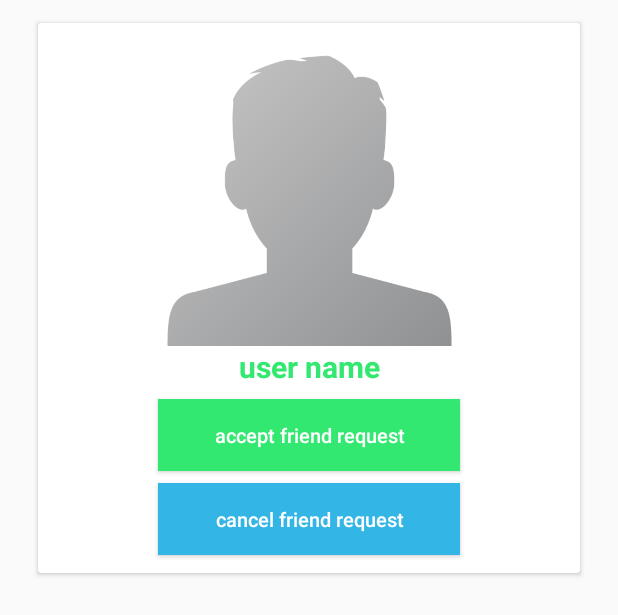
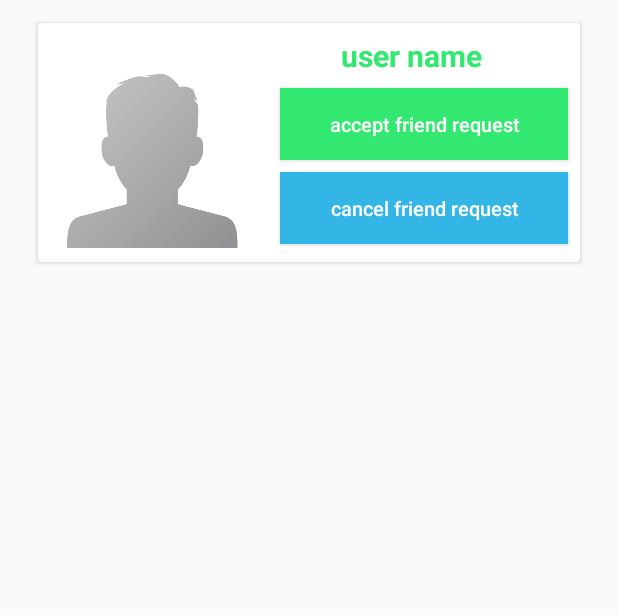
Before and after one commit to TalekC-137/chatApp, an Android app: the layout find_friend_design.xml on its own in the app's theme, with its tools: preview values and no code run, on a phone screen of 412 x 824 dp. Shown: the top 615 px of the screen. Run offline under Robolectric (Android 15) with nearby library versions, the phone set to English and light mode, and no system bars.

Commit message:
design fix

```diff
--- a/app/src/main/res/layout/find_friend_design.xml
+++ b/app/src/main/res/layout/find_friend_design.xml
@@ -13,14 +13,16 @@
     android:layout_width="match_parent"
     android:layout_height="wrap_content"
     >
+
     <ImageView
         android:id="@+id/image_notification"
-        android:layout_width="200dp"
-        android:layout_height="200dp"
+        android:layout_width="120dp"
+        android:layout_height="120dp"
+        android:layout_alignParentLeft="true"
+        android:layout_marginLeft="16dp"
+        android:layout_marginTop="30dp"
         android:scaleType="centerCrop"
-        android:src="@drawable/profile_image"
-        android:layout_centerHorizontal="true"
-        android:layout_marginTop="15dp"/>
+        android:src="@drawable/profile_image" />
 
     <TextView
         android:id="@+id/name_notification"
@@ -30,8 +32,9 @@
         android:text="user name"
         android:textAlignment="center"
         android:textSize="20dp"
+        android:layout_marginTop="8dp"
         android:textStyle="bold"
-        android:layout_below="@id/image_notification"
+        android:layout_toRightOf="@id/image_notification"
         />
 
 
@@ -40,9 +43,10 @@
             android:layout_width="match_parent"
             android:layout_height="wrap_content"
             android:layout_below="@id/name_notification"
+            android:layout_toRightOf="@+id/image_notification"
             android:layout_marginTop="8dp"
-            android:layout_marginLeft="80dp"
-            android:layout_marginRight="80dp"
+            android:layout_marginLeft="25dp"
+            android:layout_marginRight="8dp"
             android:padding="5dp"
             android:background="@color/colorPrimary"
             android:textColor="@android:color/white"
@@ -58,9 +62,10 @@
         android:layout_height="wrap_content"
         android:layout_below="@id/request_accept_btn"
         android:layout_marginTop="8dp"
-        android:layout_marginLeft="80dp"
-        android:layout_marginRight="80dp"
+        android:layout_marginLeft="25dp"
+        android:layout_marginRight="8dp"
         android:layout_marginBottom="12dp"
+        android:layout_toRightOf="@+id/image_notification"
         android:padding="5dp"
         android:background="@android:color/holo_blue_light"
         android:textColor="@android:color/white"
```
Also changed, not shown: app/src/main/res/layout/contact_design.xml (+11 -7 lines).
